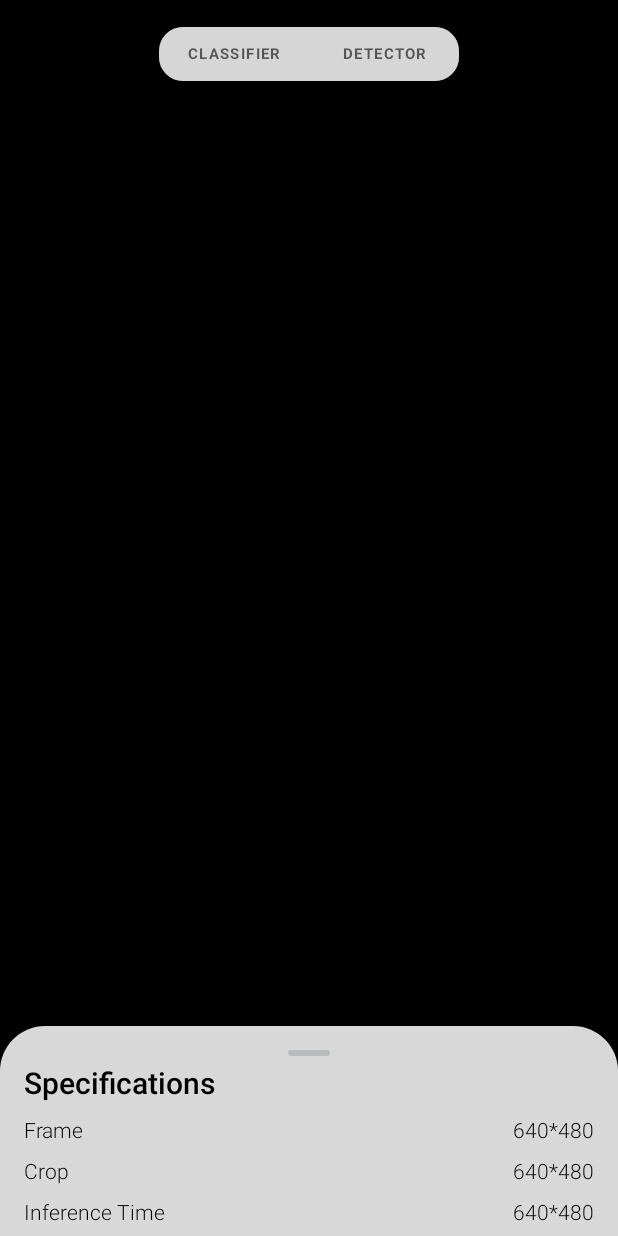
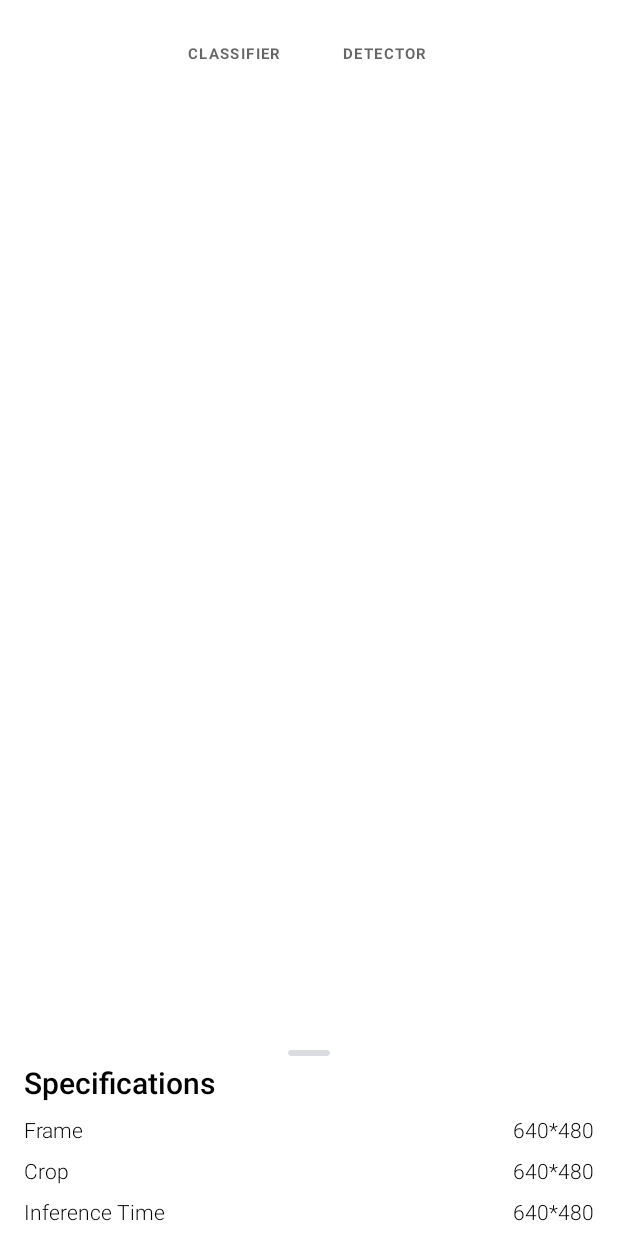
Before and after one commit to severin617/tum-lens, an Android app: the layout activity_detection.xml on its own in the app's theme, with its tools: preview values and no code run, on a phone screen of 412 x 824 dp. Run offline under Robolectric (Android 15) with nearby library versions, the phone set to English and light mode, and no system bars.

Commit message:
Make bottom sheet in Detection layout non-translucent in order to make the screen look better
Due to camera <> display aspect ratio mismatches the bottom of the screen might be empty but this way the empty space is a bit hidden

```diff
--- a/TUM_Lens/app/src/main/res/layout/activity_detection.xml
+++ b/TUM_Lens/app/src/main/res/layout/activity_detection.xml
@@ -5,7 +5,7 @@
     xmlns:tools="http://schemas.android.com/tools"
     android:layout_width="match_parent"
     android:layout_height="match_parent"
-    android:background="@android:color/black">
+    android:background="@android:color/white">
 
     <FrameLayout
         android:id="@+id/container"
@@ -21,7 +21,7 @@
         android:id="@+id/activity_detection_bottom_sheet_view"
         android:layout_width="match_parent"
         android:layout_height="wrap_content"
-        android:alpha="0.85"
+        android:alpha="1"
         android:background="@drawable/rounded_corners"
         app:behavior_hideable="false"
         app:behavior_peekHeight="140dp"
```
